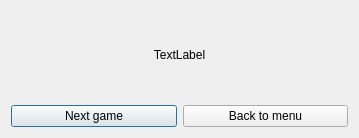
mples/ChessGameQt, file endgamedialog.ui: the form before one commit.
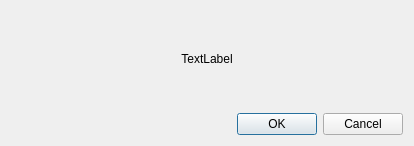
The form after the commit.

The edit to the form file:
```diff
--- a/endgamedialog.ui
+++ b/endgamedialog.ui
@@ -6,8 +6,8 @@
    <rect>
     <x>0</x>
     <y>0</y>
-    <width>359</width>
-    <height>138</height>
+    <width>414</width>
+    <height>146</height>
    </rect>
   </property>
   <property name="windowTitle">
@@ -31,22 +31,14 @@
     </widget>
    </item>
    <item>
-    <layout class="QHBoxLayout" name="horizontalLayout_2">
-     <item>
-      <widget class="QPushButton" name="nextGameButton">
-       <property name="text">
-        <string>Next game</string>
-       </property>
-      </widget>
-     </item>
-     <item>
-      <widget class="QPushButton" name="backToMenuButton">
-       <property name="text">
-        <string>Back to menu</string>
-       </property>
-      </widget>
-     </item>
-    </layout>
+    <widget class="QDialogButtonBox" name="buttonBox">
+     <property name="standardButtons">
+      <set>QDialogButtonBox::Cancel|QDialogButtonBox::Ok</set>
+     </property>
+    </widget>
+   </item>
+   <item>
+    <layout class="QHBoxLayout" name="horizontalLayout_2"/>
    </item>
   </layout>
  </widget>
```
Left out of the diff: 35 changed lines with no effect on the pictures.
